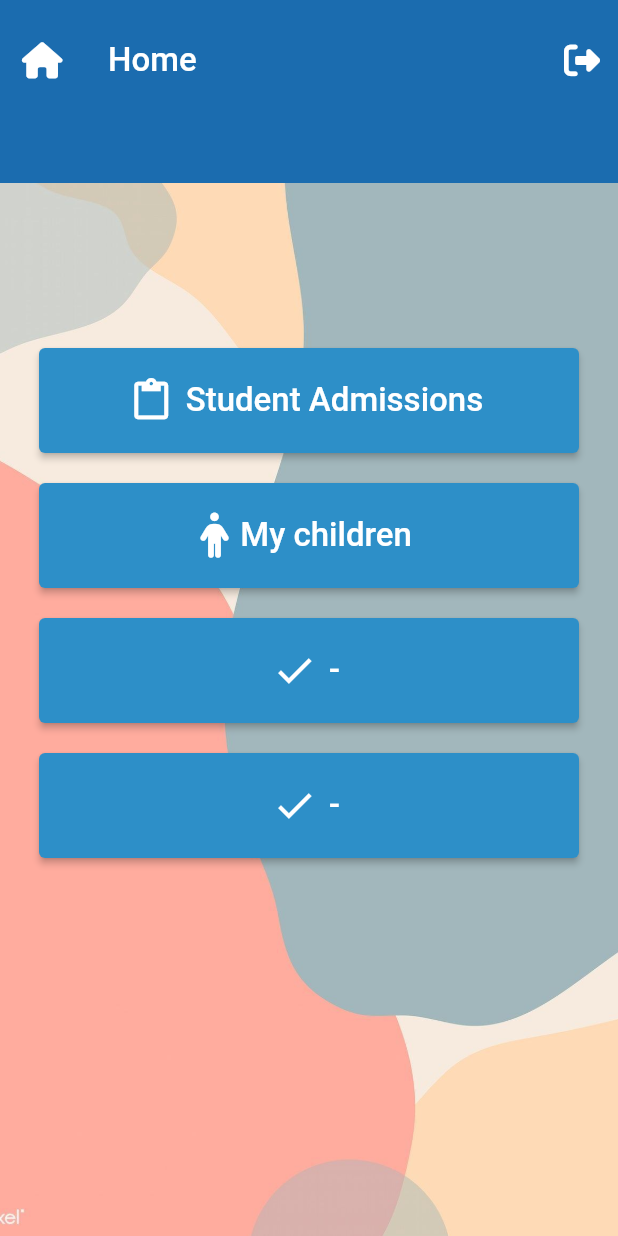
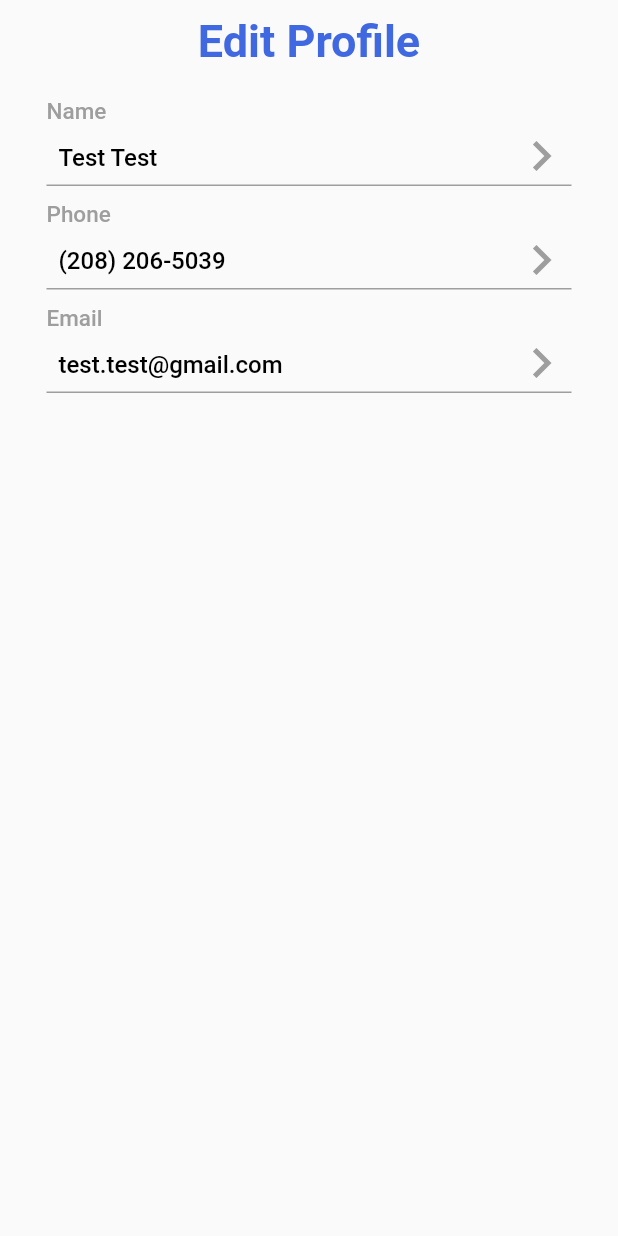
Before and after one commit to firecatt44/student_app, a Flutter app: the Home screen opened directly, after a tap on "My children", on a phone screen of 412 x 824 dp. Run offline on Flutter 3.47's test engine with Material 2 defaults, Android fonts, the phone set to English and light mode, and no system bars; our stand-ins replace dio, email_validator, font_awesome_flutter, shared_preferences, string_validator; accounts and stored records are empty.

Commit message:
my children update

```diff
--- a/lib/homeparent.dart
+++ b/lib/homeparent.dart
@@ -1,5 +1,5 @@
+import 'package:student_app/mychild/profile.dart';
 import 'package:student_app/registrationform.dart';
-
 import 'login.dart';
 import 'package:flutter/material.dart';
 import 'package:font_awesome_flutter/font_awesome_flutter.dart';
@@ -55,7 +55,7 @@ class _HomeState extends State<Home> {
   height: 42.0,
   width: double.infinity,
   color: Color.fromARGB(255, 27, 108, 175),
-
+  child: Text('Hello Parent!'),
 ),
         Column(
           // mainAxisAlignment: MainAxisAlignment.center,
@@ -108,6 +108,8 @@ class _HomeState extends State<Home> {
               backgroundColor: Color.fromARGB(255, 45, 143, 200)),
 
               onPressed: () {
+                 Navigator.of(context).push(
+                    MaterialPageRoute(builder: (context) => Profile()));
               },
               icon: const FaIcon(FontAwesomeIcons.person,
                 size: 30.0,
--- a/lib/hometeacher.dart
+++ b/lib/hometeacher.dart
@@ -1,5 +1,3 @@
-import 'package:student_app/registrationform.dart';
-
 import 'login.dart';
 import 'package:flutter/material.dart';
 import 'package:font_awesome_flutter/font_awesome_flutter.dart';
@@ -13,9 +11,6 @@ class MyApp extends StatelessWidget {
   Widget build(BuildContext context) {
     return MaterialApp(
       debugShowCheckedModeBanner: false,
-
-
-
     );
   }
 }
--- /dev/null
+++ b/lib/mychild/mainprofile.dart
@@ -0,0 +1,107 @@
+import 'dart:async';
+import 'package:flutter/material.dart';
+import 'editemail.dart';
+import 'editname.dart';
+import 'editphone.dart';
+import 'user.dart';
+import 'userdata.dart';
+// This class handles the Page to dispaly the user's info on the "Edit Profile" Screen
+class ProfilePage extends StatefulWidget {
+  @override
+  _ProfilePageState createState() => _ProfilePageState();
+}
+
+class _ProfilePageState extends State<ProfilePage> {
+  @override
+  Widget build(BuildContext context) {
+    final user = UserData.myUser;
+
+    return Scaffold(
+      body: Column(
+        children: [
+          AppBar(
+            backgroundColor: Colors.transparent,
+            elevation: 0,
+            toolbarHeight: 10,
+                iconTheme: IconThemeData(
+        color: Colors
+            .black),
+          ),
+          Center(
+              child: Padding(
+                  padding: EdgeInsets.only(bottom: 20),
+                  child: Text(
+                    'Edit Profile',
+                    style: TextStyle(
+                      fontSize: 30,
+                      fontWeight: FontWeight.w700,
+                      color: Color.fromRGBO(64, 105, 225, 1),
+                    ),
+                  ))),
+
+          buildUserInfoDisplay(user.name, 'Name', EditNameFormPage()),
+          buildUserInfoDisplay(user.phone, 'Phone', EditPhoneFormPage()),
+          buildUserInfoDisplay(user.email, 'Email', EditEmailFormPage()),
+        ],
+      ),
+    );
+  }
+
+  // Widget builds the display item with the proper formatting to display the user's info
+  Widget buildUserInfoDisplay(String getValue, String title, Widget editPage) =>
+      Padding(
+          padding: EdgeInsets.only(bottom: 10),
+          child: Column(
+            crossAxisAlignment: CrossAxisAlignment.start,
+            children: [
+              Text(
+                title,
+                style: TextStyle(
+                  fontSize: 15,
+                  fontWeight: FontWeight.w500,
+                  color: Colors.grey,
+                ),
+              ),
+              SizedBox(
+                height: 1,
+              ),
+              Container(
+                  width: 350,
+                  height: 40,
+                  decoration: BoxDecoration(
+                      border: Border(
+                          bottom: BorderSide(
+                    color: Colors.grey,
+                    width: 1,
+                  ))),
+                  child: Row(children: [
+                    Expanded(
+                        child: TextButton(
+                            onPressed: () {
+                              navigateSecondPage(editPage);
+                            },
+                            child: Text(
+                              getValue,
+                              style: TextStyle(fontSize: 16, height: 1.4),
+                            ))),
+                    Icon(
+                      Icons.keyboard_arrow_right,
+                      color: Colors.grey,
+                      size: 40.0,
+                    )
+                  ]))
+            ],
+          ));
+
+  // Refrshes the Page after updating user info.
+  FutureOr onGoBack(dynamic value) {
+    setState(() {});
+  }
+
+  // Handles navigation and prompts refresh.
+  void navigateSecondPage(Widget editForm) {
+    Route route = MaterialPageRoute(builder: (context) => editForm);
+    Navigator.push(context, route).then(onGoBack);
+  }
+
+}
--- /dev/null
+++ b/lib/mychild/profile.dart
@@ -0,0 +1,37 @@
+import 'package:flutter/material.dart';
+import 'mainprofile.dart';
+import 'package:flutter/services.dart';
+
+class Profile extends StatefulWidget {
+  @override
+  _Profile createState() => _Profile();
+}
+
+class _Profile extends State<Profile> {
+  @override
+  Widget build(BuildContext context) {
+    return MaterialApp(
+      title: 'User Profile',
+      debugShowCheckedModeBanner: false,
+      theme: ThemeData(
+          primaryColor: Colors.black,
+          fontFamily: 'Roboto',
+          elevatedButtonTheme: ElevatedButtonThemeData(
+              style: ElevatedButton.styleFrom(
+                  shadowColor: Colors.grey,
+                  elevation: 20,
+                  shape: RoundedRectangleBorder(
+                      borderRadius: BorderRadius.all(Radius.circular(0.0))))),
+          inputDecorationTheme: InputDecorationTheme(
+              border:
+                  OutlineInputBorder(borderRadius: BorderRadius.circular(0.0))),
+          textButtonTheme: TextButtonThemeData(
+            style: TextButton.styleFrom(
+              alignment: Alignment.centerLeft,
+              primary: Colors.black,
+            ),
+          )),
+      home: ProfilePage(),
+    );
+  }
+}
--- /dev/null
+++ b/lib/mychild/user.dart
@@ -0,0 +1,35 @@
+class User {
+  String name;
+  String email;
+  String phone;
+
+  // Constructor
+  User({
+    required this.name,
+    required this.email,
+    required this.phone,
+  });
+
+  User copy({
+    String? name,
+    String? phone,
+    String? email,
+  }) =>
+      User(
+        name: name ?? this.name,
+        email: email ?? this.email,
+        phone: phone ?? this.phone,
+      );
+
+  static User fromJson(Map<String, dynamic> json) => User(
+        name: json['name'],
+        email: json['email'],
+        phone: json['phone'],
+      );
+
+  Map<String, dynamic> toJson() => {
+        'name': name,
+        'email': email,
+        'phone': phone,
+      };
+}
--- /dev/null
+++ b/lib/mychild/userdata.dart
@@ -0,0 +1,29 @@
+import 'dart:convert';
+import 'user.dart';
+import 'package:shared_preferences/shared_preferences.dart';
+
+class UserData {
+  static late SharedPreferences _preferences;
+  static const _keyUser = 'user';
+
+  static User myUser = User(
+    name: 'Test Test',
+    email: 'test.test@gmail.com',
+    phone: '(208) 206-5039',
+  );
+
+  static Future init() async =>
+      _preferences = await SharedPreferences.getInstance();
+
+  static Future setUser(User user) async {
+    final json = jsonEncode(user.toJson());
+
+    await _preferences.setString(_keyUser, json);
+  }
+
+  static User getUser() {
+    final json = _preferences.getString(_keyUser);
+
+    return json == null ? myUser : User.fromJson(jsonDecode(json));
+  }
+}
--- a/pubspec.yaml
+++ b/pubspec.yaml
@@ -40,6 +40,9 @@ dependencies:
   http: ^0.13.6
   dio: ^4.0.0
   intl: ^0.18.1
+  email_validator: ^2.1.17
+  string_validator: ^1.0.0
+  shared_preferences: ^2.1.1
 
 dev_dependencies:
   flutter_test:
```
Also changed, not shown: lib/constants.dart (deleted, +0 -9 lines), lib/mychild/editemail.dart (added, +102 -0 lines), lib/mychild/editname.dart (added, +133 -0 lines), lib/mychild/editphone.dart (added, +109 -0 lines), lib/studentlist.dart (added), pubspec.lock, 1 other file.
